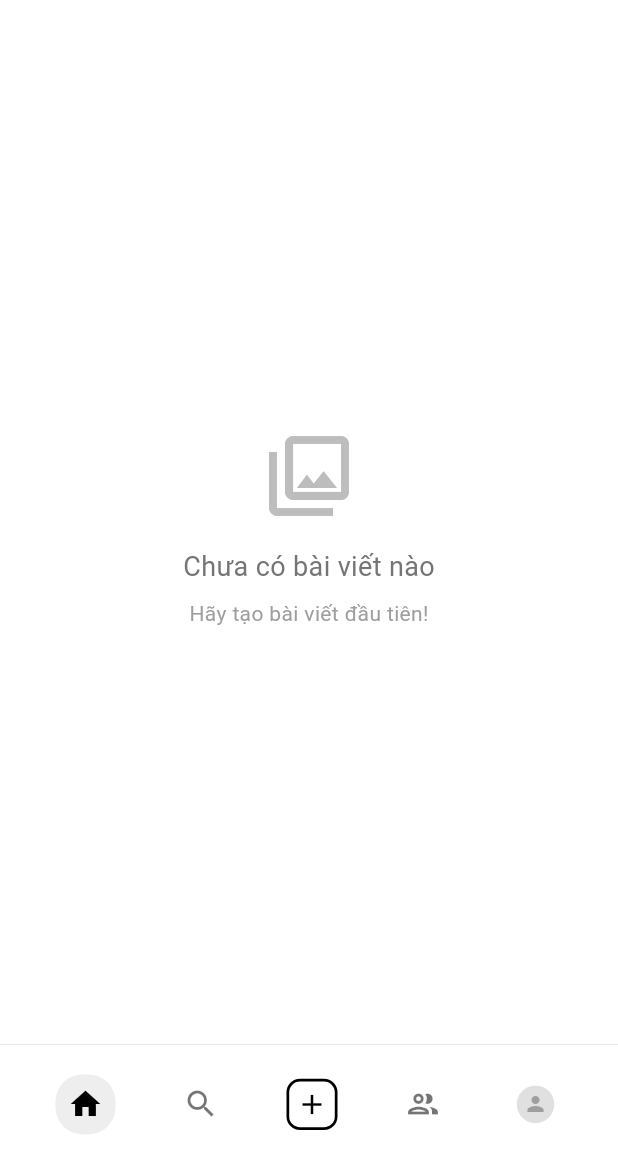
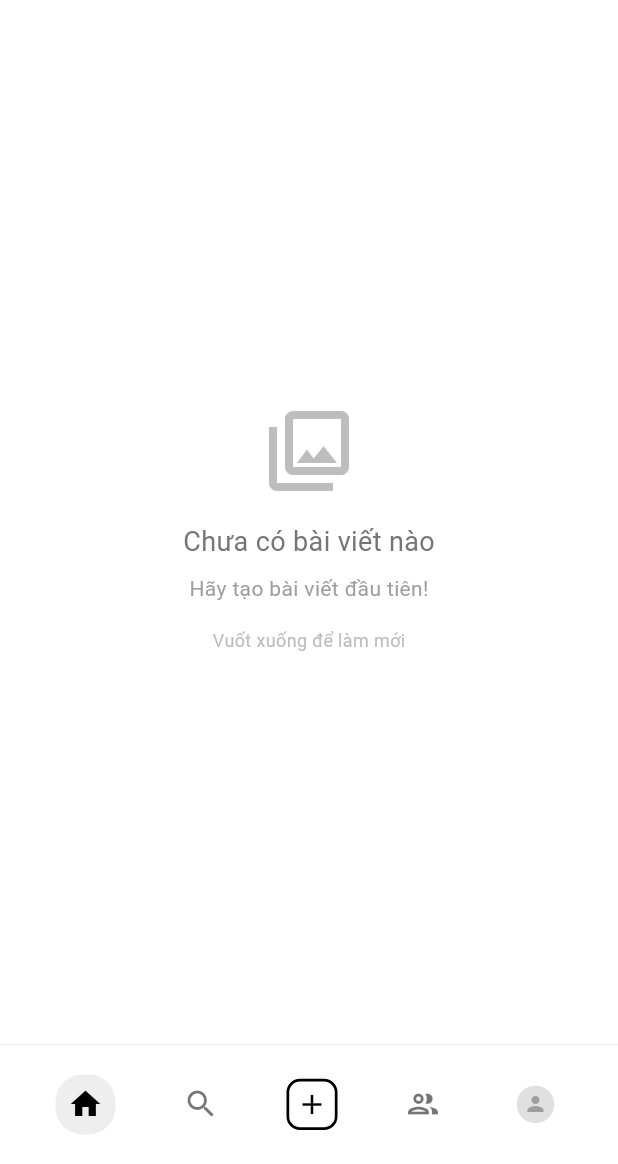
Before and after one commit to Adai-itqnu/Flutter_SocialNetworkMini, a Flutter app: the screen it shows once a user with an empty profile is signed in, on a phone screen of 412 x 824 dp, the part 72-1236 px from its top. Run offline on Flutter 3.47's test engine with Material 3 defaults, Android fonts, the light colour scheme and no system bars; our stand-ins replace cached_network_image, cloud_firestore, dio, firebase_auth, firebase_core, firebase_messaging and 6 more; accounts and stored records are empty; network calls fail.

Commit message:
update fix home reload

```diff
--- a/lib/screens/home/home_screen.dart
+++ b/lib/screens/home/home_screen.dart
@@ -391,8 +391,12 @@ class _HomeScreenState extends State<HomeScreen> {
       builder: (context, postProvider, authProvider, _) {
         final posts = postProvider.posts;
 
-        return CustomScrollView(
+        return RefreshIndicator(
+          onRefresh: () => postProvider.refreshPosts(),
+          color: Colors.deepPurple,
+          child: CustomScrollView(
             controller: _scrollController,
+            physics: const AlwaysScrollableScrollPhysics(), // Cho phép pull khi list rỗng
             slivers: [
               // Loading
               if (postProvider.isLoading)
@@ -411,6 +415,8 @@ class _HomeScreenState extends State<HomeScreen> {
                         Text('Chưa có bài viết nào', style: TextStyle(fontSize: 18, color: Colors.grey[600])),
                         const SizedBox(height: 8),
                         Text('Hãy tạo bài viết đầu tiên!', style: TextStyle(color: Colors.grey[500])),
+                        const SizedBox(height: 16),
+                        Text('Vuốt xuống để làm mới', style: TextStyle(color: Colors.grey[400], fontSize: 12)),
                       ],
                     ),
                   ),
@@ -435,6 +441,7 @@ class _HomeScreenState extends State<HomeScreen> {
                 ),
               const SliverToBoxAdapter(child: SizedBox(height: 100)),
             ],
+          ),
         );
       },
     );
```
Also changed, not shown: lib/providers/post_provider.dart (+9 -0 lines), 1 other file. Lines whose indentation alone changed are shown as unchanged.
